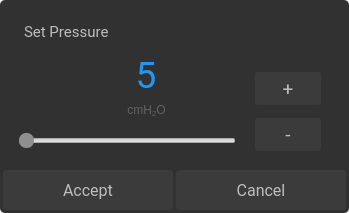
This is screens/setpressureclinical.ui in HancyWang/airbox-gui as Qt 5 draws it before an edit. The edited form follows.
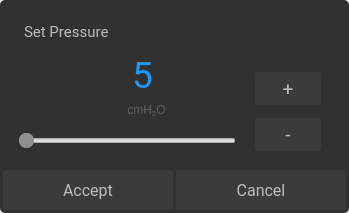
This is the edited form.

The edit to the form file:
```diff
--- a/screens/setpressureclinical.ui
+++ b/screens/setpressureclinical.ui
@@ -110,9 +110,9 @@
   <widget class="QLabel" name="setPressureValue">
    <property name="geometry">
     <rect>
-     <x>121</x>
+     <x>67</x>
      <y>53</y>
-     <width>50</width>
+     <width>151</width>
      <height>44</height>
     </rect>
    </property>
```
Left out of the diff: 15 changed lines with no effect on the pictures.
